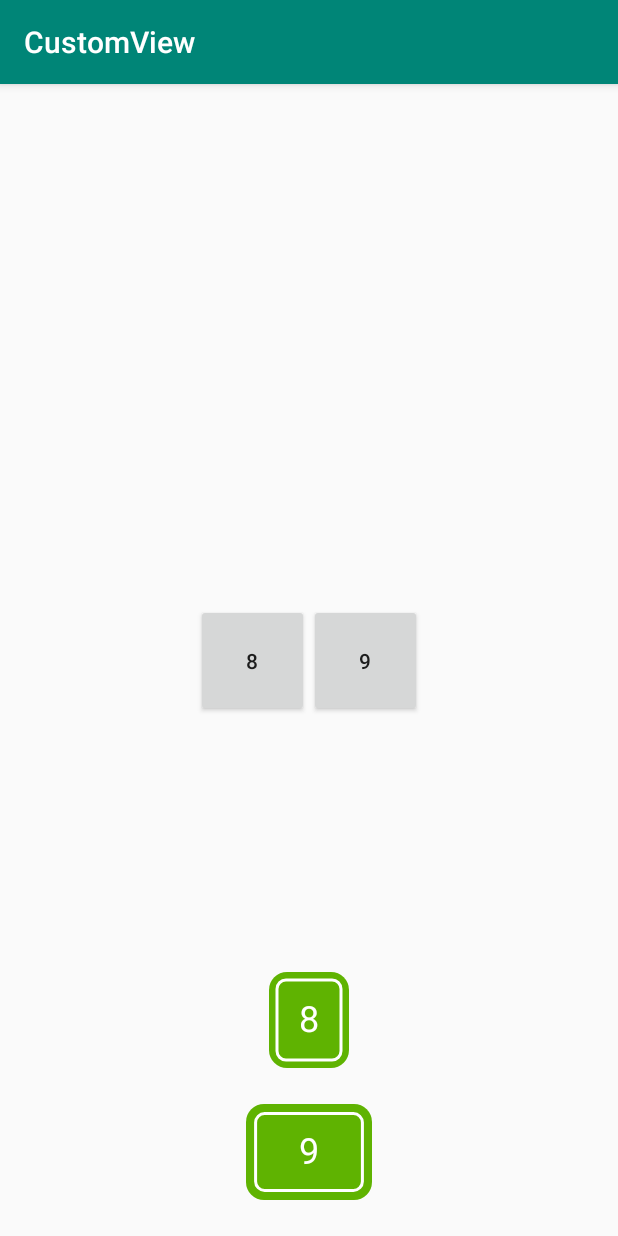
After one commit to DinosauRuss/Sample_Android_projects, an Android app: the fragment ButtonFragment placed in its activity, on a phone screen of 412 x 824 dp. The commit adds this screen. Run offline under Robolectric (Android 15) with nearby library versions, the phone set to English and light mode, and no system bars.

Commit message:
Add Custom view with scaling text on touch

```diff
--- /dev/null
+++ b/CustomView/app/src/main/java/com/example/rek/customview/Constants.java
@@ -0,0 +1,6 @@
+package com.example.rek.customview;
+
+public class Constants {
+
+    public static final String TAG = "something";
+}
--- a/CustomView/app/src/main/java/com/example/rek/customview/MainActivity.java
+++ b/CustomView/app/src/main/java/com/example/rek/customview/MainActivity.java
@@ -7,6 +7,7 @@ import android.os.Bundle;
 import android.view.View;
 import android.widget.FrameLayout;
 
+import com.example.rek.customview.fragments.ButtonFragment;
 import com.example.rek.customview.fragments.CounterFragment;
 import com.example.rek.customview.fragments.DonutFragment;
 import com.example.rek.customview.fragments.OnFragmentInteractionListener;
@@ -19,9 +20,12 @@ public class MainActivity extends AppCompatActivity implements OnFragmentInterac
         super.onCreate(savedInstanceState);
         setContentView(R.layout.activity_main);
 
-        getSupportFragmentManager().beginTransaction()
-                .add(R.id.fragmentContainer, new SelectorFragment())
-                .commit();
+        // Only load selector fragment on first run
+        if (getSupportFragmentManager().getBackStackEntryCount() <= 0) {
+            getSupportFragmentManager().beginTransaction()
+                    .add(R.id.fragmentContainer, new SelectorFragment())
+                    .commit();
+        }
     }
 
     @Override
@@ -33,6 +37,9 @@ public class MainActivity extends AppCompatActivity implements OnFragmentInterac
                 break;
             case R.id.btnDonut:
                 frago = new DonutFragment();
+                break;
+            case R.id.btnButton:
+                frago = new ButtonFragment();
                 break;
             default:
                 return;
--- /dev/null
+++ b/CustomView/app/src/main/java/com/example/rek/customview/custom_views/AnimButton.java
@@ -0,0 +1,65 @@
+package com.example.rek.customview.custom_views;
+
+import android.animation.ObjectAnimator;
+import android.content.Context;
+import android.util.AttributeSet;
+import android.view.MotionEvent;
+import android.view.animation.AccelerateInterpolator;
+
+public class AnimButton extends android.support.v7.widget.AppCompatButton {
+
+    private float initialTextSp;
+    private float textScaleMultiplier;
+
+    public AnimButton(Context context) {
+        super(context);
+        initView(context, null);
+    }
+
+    public AnimButton(Context context, AttributeSet attrs) {
+        super(context, attrs);
+        initView(context, attrs);
+    }
+
+    private void initView(Context context, AttributeSet attrs) {
+        initialTextSp = getTextSizeSp();
+        textScaleMultiplier = 2.0f;
+    }
+
+    @Override
+    public boolean onTouchEvent(MotionEvent event) {
+          switch (event.getAction()) {
+            case MotionEvent.ACTION_DOWN:
+                scaleTextSize(getTextSizeSp(), (getTextSizeSp() * textScaleMultiplier) );
+                return true;
+            case MotionEvent.ACTION_UP:
+                scaleTextSize(getTextSizeSp(), initialTextSp);
+
+                performClick();
+                return true;
+        }
+        return false;
+    }
+
+    @Override
+    public boolean performClick() {
+        return super.performClick();
+    }
+
+    private float getTextSizeSp() {
+        return getTextSize() / getResources().getDisplayMetrics().density;
+    }
+
+    private void scaleTextSize(float initialSize, float finalSize) {
+        ObjectAnimator animato = ObjectAnimator.ofFloat(
+                this,
+                "textSize",
+                initialSize,
+                finalSize
+        );
+        animato.setDuration(100);
+        animato.setInterpolator(new AccelerateInterpolator());
+        animato.start();
+    }
+
+}
--- /dev/null
+++ b/CustomView/app/src/main/java/com/example/rek/customview/custom_views/GreenView.java
@@ -0,0 +1,215 @@
+package com.example.rek.customview.custom_views;
+
+import android.animation.ObjectAnimator;
+import android.content.Context;
+import android.content.res.TypedArray;
+import android.graphics.Canvas;
+import android.graphics.Color;
+import android.graphics.Paint;
+import android.graphics.Rect;
+import android.graphics.RectF;
+import android.support.annotation.Nullable;
+import android.support.v4.content.ContextCompat;
+import android.util.AttributeSet;
+import android.util.Log;
+import android.view.MotionEvent;
+import android.view.View;
+import android.view.animation.AccelerateInterpolator;
+import android.view.animation.LinearInterpolator;
+
+import com.example.rek.customview.R;
+
+public class GreenView extends View{
+
+    private static final int defaultTextSize = 24;
+    private static final int defaultStrokeWidth = 3;
+    private static final int defaultPadding = 40;
+    private static final float labelScaleValue = 1.3f;
+
+    private Paint bgPaint;
+    private Paint textPaint;
+    private Paint accentPaint;
+
+    private Rect textBounds;
+    private Paint.FontMetrics fm;
+    private float textSizeSp;
+    private float initialTextSizeSp;
+    private String label;
+    private int defaultPaddingDp;
+
+    private RectF backgroundRect;
+    private float cornerRadius;
+
+    public GreenView(Context context) {
+        super(context);
+        initView(context, null);
+    }
+
+    public GreenView(Context context, @Nullable AttributeSet attrs) {
+        super(context, attrs);
+        initView(context, attrs);
+    }
+
+    public GreenView(Context context, AttributeSet attrs, int defStyleAttr) {
+        super(context, attrs, defStyleAttr);
+        initView(context, attrs);
+    }
+
+    private void initView(Context context, AttributeSet attrs) {
+
+        this.setClickable(true);
+
+        // Init paints
+        bgPaint = new Paint(Paint.ANTI_ALIAS_FLAG);
+        bgPaint.setColor(ContextCompat.getColor(context, R.color.GREEN));
+
+        accentPaint = new Paint(Paint.ANTI_ALIAS_FLAG);
+        accentPaint.setColor(Color.WHITE);
+        accentPaint.setStyle(Paint.Style.STROKE);
+        accentPaint.setStrokeWidth(3);
+
+        textPaint = new Paint(Paint.ANTI_ALIAS_FLAG);
+        textPaint.setColor(Color.WHITE);
+        textPaint.setTextAlign(Paint.Align.CENTER);
+
+        // Init values
+        TypedArray ta = context.obtainStyledAttributes(attrs, R.styleable.GreenView);
+        if (ta.hasValue(R.styleable.GreenView_label)) {
+           setLabel(ta.getString(R.styleable.GreenView_label));
+        } else {
+            setLabel("");
+        }
+        float size = ta.getDimension(R.styleable.GreenView_textSize, getLabelSizePx(defaultTextSize));
+        setTextSizeSp(size);
+        initialTextSizeSp = size;
+        defaultPaddingDp = Math.round(defaultPadding * getResources().getDisplayMetrics().density);
+
+        ta.recycle();
+
+        // Objects needed to draw on canvas
+        backgroundRect = new RectF();
+        cornerRadius = Math.round(12f * getResources().getDisplayMetrics().density);
+        fm = textPaint.getFontMetrics();
+        textBounds = new Rect();
+    }
+
+    @Override
+    protected void onMeasure(int widthMeasureSpec, int heightMeasureSpec) {
+        super.onMeasure(widthMeasureSpec, heightMeasureSpec);
+
+        // Measure max width of label
+        final float maxTextWidth = textPaint.measureText(label);
+        // Estimate max height of label
+        final float maxTextHeight = fm.bottom - fm.top;
+
+        // Add padding to width
+        final int padding = Math.max( (getPaddingStart()+getPaddingEnd()), defaultPaddingDp );
+        final int desiredWdith = Math.round((maxTextWidth + padding));
+        // Add padding to height
+        final int desiredHeight = Math.round(2 * (maxTextHeight + getPaddingTop() + getPaddingBottom()));
+
+        // Reconcile size with constraints from parent view
+        final int measuredWidth = resolveSize(desiredWdith, widthMeasureSpec);
+        final int measuredHeight = resolveSize(desiredHeight, heightMeasureSpec);
+
+        // Store the final dimension
+        setMeasuredDimension(measuredWidth, measuredHeight);
+
+        // Set rects based on final dimensions
+        backgroundRect.set(0,0, getMeasuredWidth(), getMeasuredHeight());
+        textPaint.getTextBounds(label, 0, label.length(), textBounds);
+    }
+
+    @Override
+    protected void onDraw(Canvas canvas) {
+        super.onDraw(canvas);
+
+        final float canvasWidth = getWidth();
+        final float canvasHeight = getHeight();
+        final float centerX = canvasWidth / 2.0f;
+        final float centerY = canvasHeight / 2.0f;
+
+        // Draw background
+        canvas.drawRoundRect(backgroundRect, cornerRadius, cornerRadius, bgPaint);
+
+        // Draw accent stripe
+        final float offset = Math.min(canvasHeight*.1f, canvasWidth*.1f);
+        canvas.drawRoundRect(
+                offset, offset,
+                canvasWidth-offset, canvasHeight-offset,
+                cornerRadius/2f, cornerRadius/2f,
+                accentPaint);
+
+        // Draw label
+        final int textBottom = Math.round(centerY - ((fm.descent + fm.ascent)/2f) );
+        canvas.drawText(
+                label,
+                centerX,
+                textBottom,
+                textPaint);
+    }
+
+    public String getLabel() {
+        return label;
+    }
+
+    public void setLabel(String text) {
+        this.label = text;
+        invalidate();
+    }
+
+    public float getTextSizeSp() {
+        return textSizeSp;
+    }
+
+    public void setTextSizeSp(float size) {
+        textSizeSp = size;
+        textPaint.setTextSize(size);
+        invalidate();
+    }
+
+    private float getLabelSizePx(float size) {
+        return Math.round(size * getResources().getDisplayMetrics().scaledDensity);
+    }
+
+    @Override
+    public boolean onTouchEvent(MotionEvent event) {
+        switch (event.getAction()) {
+            case MotionEvent.ACTION_DOWN:
+                bgPaint.setColor(getResources().getColor(R.color.DARK_GREEN));
+                accentPaint.setStrokeWidth(defaultStrokeWidth * 2);
+
+                ObjectAnimator animato = ObjectAnimator.ofFloat(
+                        this,
+                        "textSizeSp",
+                        textSizeSp, (textSizeSp * labelScaleValue)
+                );
+                animato.setDuration(100);
+                animato.setInterpolator(new LinearInterpolator());
+                animato.start();
+                return true;
+
+            case MotionEvent.ACTION_UP:
+                bgPaint.setColor(getResources().getColor(R.color.GREEN));
+                accentPaint.setStrokeWidth(defaultStrokeWidth);
+
+                ObjectAnimator animata = ObjectAnimator.ofFloat(
+                        this,
+                        "textSizeSp",
+                        textSizeSp, initialTextSizeSp
+                );
+                animata.setDuration(100);
+                animata.setInterpolator(new AccelerateInterpolator());
+                animata.start();
+
+                performClick();
+                return true;
+        }
+        return false;
+    }
+
+    @Override
+    public boolean performClick() {
+        return super.performClick();
+    }
+}
--- a/CustomView/app/src/main/java/com/example/rek/customview/custom_views/MyDonutDrawable.java
+++ b/CustomView/app/src/main/java/com/example/rek/customview/custom_views/MyDonutDrawable.java
@@ -1,5 +1,6 @@
 package com.example.rek.customview.custom_views;
 
+import android.content.res.Resources;
 import android.graphics.Canvas;
 import android.graphics.ColorFilter;
 import android.graphics.ComposePathEffect;
@@ -58,7 +59,6 @@ public class MyDonutDrawable extends Drawable {
             0xFF00FF00,     // Green
             0xFFFF00FF,     // Magenta
             };
-
 
     public MyDonutDrawable(int numOfSprinkles) {
 
--- /dev/null
+++ b/CustomView/app/src/main/java/com/example/rek/customview/fragments/ButtonFragment.java
@@ -0,0 +1,40 @@
+package com.example.rek.customview.fragments;
+
+
+import android.animation.ObjectAnimator;
+import android.graphics.Color;
+import android.os.Bundle;
+import android.support.v4.app.Fragment;
+import android.view.LayoutInflater;
+import android.view.MotionEvent;
+import android.view.View;
+import android.view.ViewGroup;
+import android.view.animation.AccelerateInterpolator;
+
+import com.example.rek.customview.R;
+import com.example.rek.customview.custom_views.GreenView;
+
+/**
+ * A simple {@link Fragment} subclass.
+ */
+public class ButtonFragment extends Fragment{
+
+    GreenView gv;
+
+    public ButtonFragment() {
+        // Required empty public constructor
+    }
+
+
+    @Override
+    public View onCreateView(LayoutInflater inflater, ViewGroup container,
+                             Bundle savedInstanceState) {
+        // Inflate the layout for this fragment
+        View v = inflater.inflate(R.layout.fragment_button, container, false);
+
+        gv = v.findViewById(R.id.greenView);
+
+        return v;
+    }
+
+}
--- a/CustomView/app/src/main/java/com/example/rek/customview/fragments/DonutFragment.java
+++ b/CustomView/app/src/main/java/com/example/rek/customview/fragments/DonutFragment.java
@@ -1,6 +1,5 @@
 package com.example.rek.customview.fragments;
 
-import android.animation.Animator;
 import android.animation.ObjectAnimator;
 import android.animation.ValueAnimator;
 import android.os.Bundle;
--- a/CustomView/app/src/main/java/com/example/rek/customview/fragments/SelectorFragment.java
+++ b/CustomView/app/src/main/java/com/example/rek/customview/fragments/SelectorFragment.java
@@ -42,6 +42,13 @@ public class SelectorFragment extends Fragment {
                 onButtonPressed((Button) view);
             }
         });
+        Button btnButton = v.findViewById(R.id.btnButton);
+        btnButton.setOnClickListener(new View.OnClickListener() {
+            @Override
+            public void onClick(View view) {
+                onButtonPressed((Button) view);
+            }
+        });
 
         return v;
     }
--- /dev/null
+++ b/CustomView/app/src/main/res/layout/fragment_button.xml
@@ -0,0 +1,59 @@
+<?xml version="1.0" encoding="utf-8"?>
+<android.support.constraint.ConstraintLayout xmlns:android="http://schemas.android.com/apk/res/android"
+    xmlns:app="http://schemas.android.com/apk/res-auto"
+    xmlns:tools="http://schemas.android.com/tools"
+    android:layout_width="match_parent"
+    android:layout_height="match_parent"
+    tools:context=".fragments.ButtonFragment">
+
+    <LinearLayout
+        android:layout_width="match_parent"
+        android:layout_height="wrap_content"
+        android:layout_marginStart="20dp"
+        android:layout_marginTop="8dp"
+        android:layout_marginEnd="20dp"
+        android:layout_marginBottom="8dp"
+        android:gravity="center"
+        android:orientation="horizontal"
+        app:layout_constraintBottom_toBottomOf="parent"
+        app:layout_constraintEnd_toEndOf="parent"
+        app:layout_constraintStart_toStartOf="parent"
+        app:layout_constraintTop_toTopOf="parent">
+
+        <com.example.rek.customview.custom_views.AnimButton
+            android:layout_width="75dp"
+            android:layout_height="75dp"
+            android:text="8" />
+
+        <com.example.rek.customview.custom_views.AnimButton
+            android:layout_width="75dp"
+            android:layout_height="75dp"
+            android:text="9"
+            android:textAlignment="center" />
+
+    </LinearLayout>
+
+    <com.example.rek.customview.custom_views.GreenView
+        android:id="@+id/greenView2"
+        android:layout_width="wrap_content"
+        android:layout_height="wrap_content"
+        android:layout_marginBottom="24dp"
+        app:layout_constraintBottom_toTopOf="@id/greenView"
+        app:layout_constraintEnd_toEndOf="parent"
+        app:layout_constraintStart_toStartOf="parent"
+        android:textSize="34sp"
+        app:label="8"/>
+
+    <com.example.rek.customview.custom_views.GreenView
+        android:id="@+id/greenView"
+        android:layout_width="wrap_content"
+        android:layout_height="wrap_content"
+        android:layout_marginBottom="24dp"
+        android:paddingStart="35dp"
+        android:paddingEnd="35dp"
+        app:layout_constraintBottom_toBottomOf="parent"
+        app:layout_constraintEnd_toEndOf="parent"
+        app:layout_constraintStart_toStartOf="parent"
+        app:label="9" />
+
+</android.support.constraint.ConstraintLayout>
--- a/CustomView/app/src/main/res/values/colors.xml
+++ b/CustomView/app/src/main/res/values/colors.xml
@@ -11,5 +11,7 @@
     <color name="YELLOW">#FFFF00</color>
     <color name="CYAN">#00FFFF</color>
     <color name="MAGENTA">#FF00FF</color>
+    <color name="GREEN">#5FB301</color>
+    <color name="DARK_GREEN">#4F9744</color>
 
 </resources>
--- a/CustomView/app/src/main/res/values/strings.xml
+++ b/CustomView/app/src/main/res/values/strings.xml
@@ -1,11 +1,11 @@
 <resources>
     <string name="app_name">CustomView</string>
 
-    <!-- TODO: Remove or change this placeholder text -->
     <string name="hello_blank_fragment">Hello blank fragment</string>
     <string name="counter">Counter</string>
     <string name="donut">Donut</string>
     <string name="base">Base</string>
     <string name="icing">Icing</string>
     <string name="animate">Animate</string>
+    <string name="button">Button</string>
 </resources>
```
Also changed, not shown: CustomView/app/src/main/res/layout/fragment_selector.xml (+8 -0 lines), CustomView/app/src/main/res/values/attrs.xml (added, +9 -0 lines).
